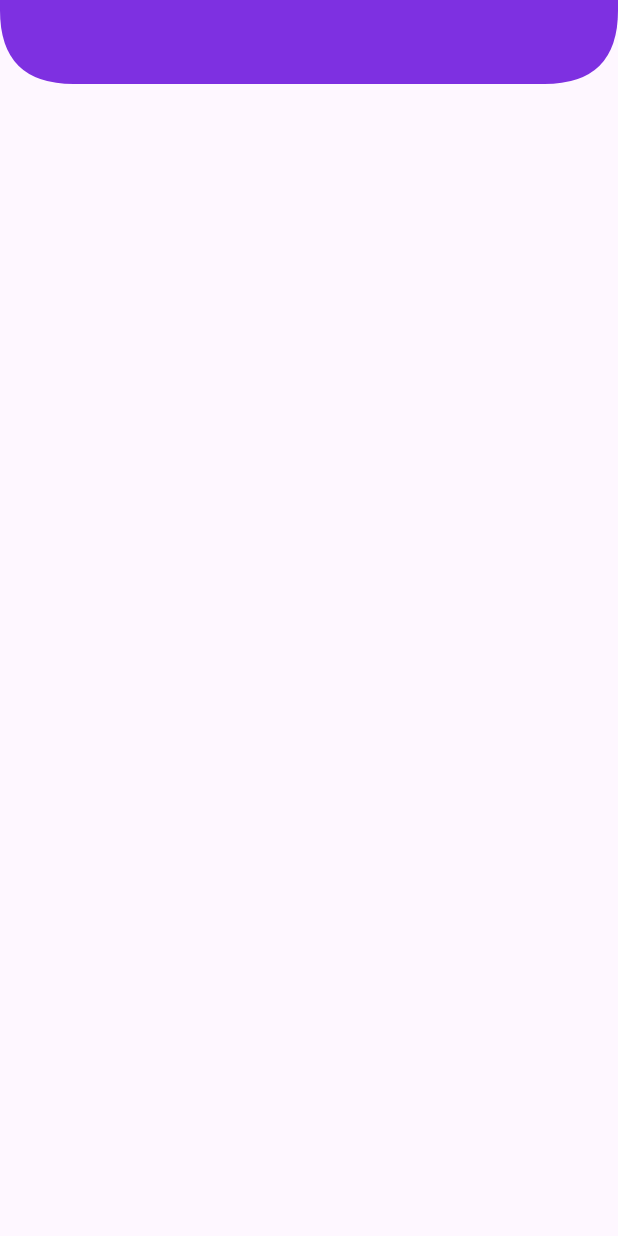
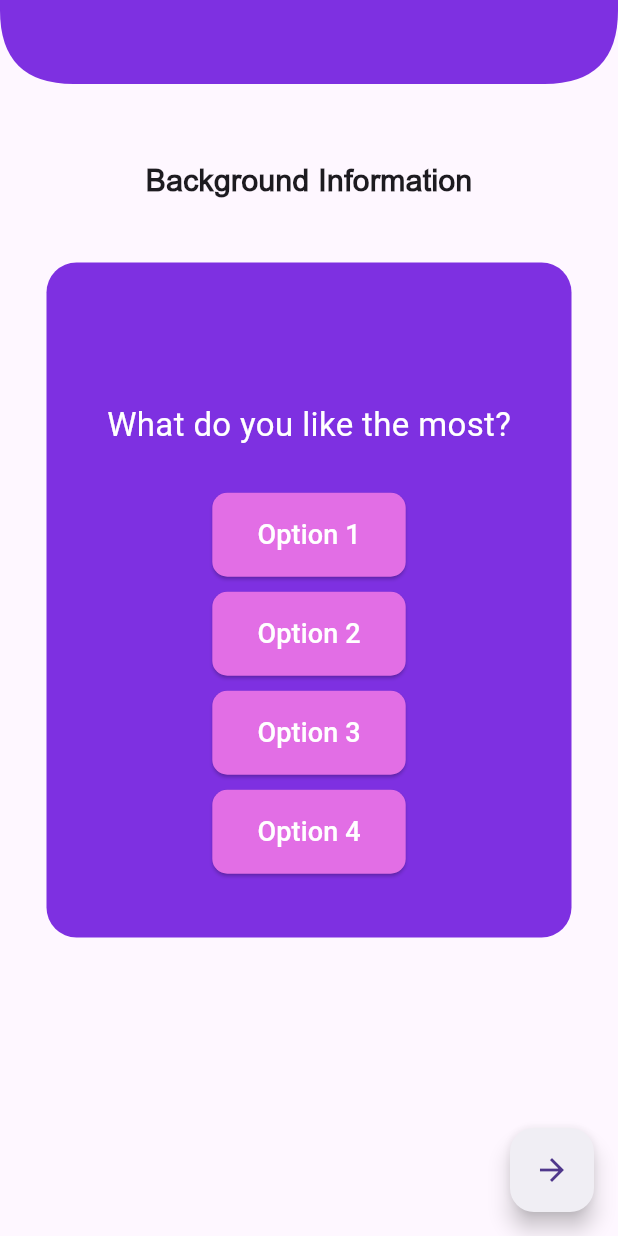
Before and after one commit to AdityaSuhane12/AKXAR_APP, a Flutter app: the QuizPage screen opened directly, on a phone screen of 412 x 824 dp. Run offline on Flutter 3.47's test engine with Material 3 defaults, Android fonts, the light colour scheme and no system bars; our stand-ins replace firebase_auth, firebase_core; accounts and stored records are empty; network calls fail.

Commit message:
fourth Time

```diff
--- /dev/null
+++ b/lib/backgroundpage/background.dart
@@ -0,0 +1,164 @@
+import 'package:akxar_app/Test_page/test_page.dart';
+import 'package:flutter/material.dart';
+
+class QuizPage extends StatefulWidget {
+  const QuizPage({Key? key}) : super(key: key);
+
+  @override
+  State<QuizPage> createState() => _QuizPageState();
+}
+
+class _QuizPageState extends State<QuizPage> {
+  @override
+  Widget build(BuildContext context) {
+    return Scaffold(
+      appBar: AppBar(
+        automaticallyImplyLeading: false,
+        backgroundColor: const Color(0xFF7E30E1),
+        shape: const CustomShapeBorder(),
+      ),
+      body: Column(
+        children: [
+          const SizedBox(
+            height: 50,
+          ),
+          const Text(
+            'Background Information',
+            style: TextStyle(
+              fontSize: 20,
+              fontWeight: FontWeight.bold,
+              fontFamily: 'Arial',
+            ),
+          ),
+          const SizedBox(
+            height: 40,
+          ),
+          Center(
+            child: Container(
+              width: 350,
+              height: 450,
+              decoration: BoxDecoration(
+                color: const Color(0xFF7E30E1),
+                borderRadius: BorderRadius.circular(20.0),
+              ),
+              child: Column(
+                mainAxisAlignment: MainAxisAlignment.center,
+                children: [
+                  const SizedBox(height: 50),
+                  const Text(
+                    'What do you like the most?',
+                    style: TextStyle(fontSize: 22, color: Colors.white),
+                  ),
+                  const SizedBox(height: 30),
+                  ElevatedButton(
+                    onPressed: () {},
+                    style: ElevatedButton.styleFrom(
+                      backgroundColor: const Color(0xFFE26EE5),
+                      padding: const EdgeInsets.symmetric(
+                        vertical: 15,
+                        horizontal: 30,
+                      ),
+                      shape: RoundedRectangleBorder(
+                        borderRadius: BorderRadius.circular(10),
+                      ),
+                    ),
+                    child: const Text(
+                      'Option 1',
+                      style: TextStyle(fontSize: 18, color: Colors.white),
+                    ),
+                  ),
+                  const SizedBox(height: 10),
+                  ElevatedButton(
+                    onPressed: () {},
+                    style: ElevatedButton.styleFrom(
+                      backgroundColor: const Color(0xFFE26EE5),
+                      padding: const EdgeInsets.symmetric(
+                        vertical: 15,
+                        horizontal: 30,
+                      ),
+                      shape: RoundedRectangleBorder(
+                        borderRadius: BorderRadius.circular(10),
+                      ),
+                    ),
+                    child: const Text(
+                      'Option 2',
+                      textAlign: TextAlign.start,
+                      style: TextStyle(fontSize: 18, color: Colors.white),
+                    ),
+                  ),
+                  const SizedBox(height: 10),
+                  ElevatedButton(
+                    onPressed: () {},
+                    style: ElevatedButton.styleFrom(
+                      backgroundColor: const Color(0xFFE26EE5),
+                      padding: const EdgeInsets.symmetric(
+                        vertical: 15,
+                        horizontal: 30,
+                      ),
+                      shape: RoundedRectangleBorder(
+                        borderRadius: BorderRadius.circular(10),
+                      ),
+                    ),
+                    child: const Text(
+                      'Option 3',
+                      style: TextStyle(fontSize: 18, color: Colors.white),
+                    ),
+                  ),
+                  const SizedBox(height: 10),
+                  ElevatedButton(
+                    onPressed: () {},
+                    style: ElevatedButton.styleFrom(
+                      backgroundColor: const Color(0xFFE26EE5),
+                      padding: const EdgeInsets.symmetric(
+                        vertical: 15,
+                        horizontal: 30,
+                      ),
+                      shape: RoundedRectangleBorder(
+                        borderRadius: BorderRadius.circular(10),
+                      ),
+                    ),
+                    child: const Text(
+                      'Option 4',
+                      style: TextStyle(fontSize: 18, color: Colors.white),
+                    ),
+                  ),
+                ],
+              ),
+            ),
+          ),
+        ],
+      ),
+      floatingActionButton: FloatingActionButton(
+        onPressed: () {
+           Navigator.push(
+                        context,
+                        MaterialPageRoute(
+                            builder: (context) => const TestPage()),
+                      );
+        },
+        backgroundColor: const Color.fromARGB(255, 240, 238, 244),
+        child: const Icon(Icons.arrow_forward),
+      ),
+    );
+  }
+}
+
+class CustomShapeBorder extends ContinuousRectangleBorder {
+  const CustomShapeBorder();
+
+  @override
+  Path getOuterPath(Rect rect, {TextDirection? textDirection}) {
+    const double radius = 49.0;
+    final Path path = Path()
+      ..moveTo(rect.left, rect.top)
+      ..lineTo(rect.bottomLeft.dx, rect.bottomLeft.dy - radius)
+      ..quadraticBezierTo(rect.bottomLeft.dx, rect.bottomLeft.dy,
+          rect.bottomLeft.dx + radius, rect.bottomLeft.dy)
+      ..lineTo(rect.bottomRight.dx - radius, rect.bottomRight.dy)
+      ..quadraticBezierTo(rect.bottomRight.dx, rect.bottomRight.dy,
+          rect.bottomRight.dx, rect.bottomRight.dy - radius)
+      ..lineTo(rect.right, rect.top)
+      ..close();
+    return path;
+  }
+}
--- a/lib/profiledescription/profile_description.dart
+++ b/lib/profiledescription/profile_description.dart
@@ -1,5 +1,5 @@
 import 'package:flutter/material.dart';
-import 'package:akxar_app/quizpage/quiz_page.dart';
+import 'package:akxar_app/backgroundpage/background.dart';
 
 class MyApp extends StatelessWidget {
   @override
--- a/lib/quizpage/quiz_page.dart
+++ /dev/null
@@ -1,38 +0,0 @@
-import 'package:flutter/material.dart';
-
-class QuizPage extends StatefulWidget {
-  const QuizPage({super.key});
-
-  @override
-  State<QuizPage> createState() => _QuizPageState();
-}
-
-class _QuizPageState extends State<QuizPage> {
-  @override
-  Widget build(BuildContext context) {
-    return  Scaffold(
-         appBar: AppBar(
-         automaticallyImplyLeading: false,
-       backgroundColor: const Color(0xFF7E30E1),
-        shape: CustomShapeBorder(),
-         ),
-    );
-  }
-}
-class CustomShapeBorder extends ContinuousRectangleBorder {
-  @override
-  Path getOuterPath(Rect rect, {TextDirection? textDirection}) {
-    const double radius = 49.0;
-    final Path path = Path()
-      ..moveTo(rect.left, rect.top)
-      ..lineTo(rect.bottomLeft.dx, rect.bottomLeft.dy - radius)
-      ..quadraticBezierTo(rect.bottomLeft.dx, rect.bottomLeft.dy,
-          rect.bottomLeft.dx + radius, rect.bottomLeft.dy)
-      ..lineTo(rect.bottomRight.dx - radius, rect.bottomRight.dy)
-      ..quadraticBezierTo(rect.bottomRight.dx, rect.bottomRight.dy,
-          rect.bottomRight.dx, rect.bottomRight.dy - radius)
-      ..lineTo(rect.right, rect.top)
-      ..close();
-    return path;
-  }
-}
```
Also changed, not shown: lib/Test_page/test_page.dart (added, +152 -0 lines).
